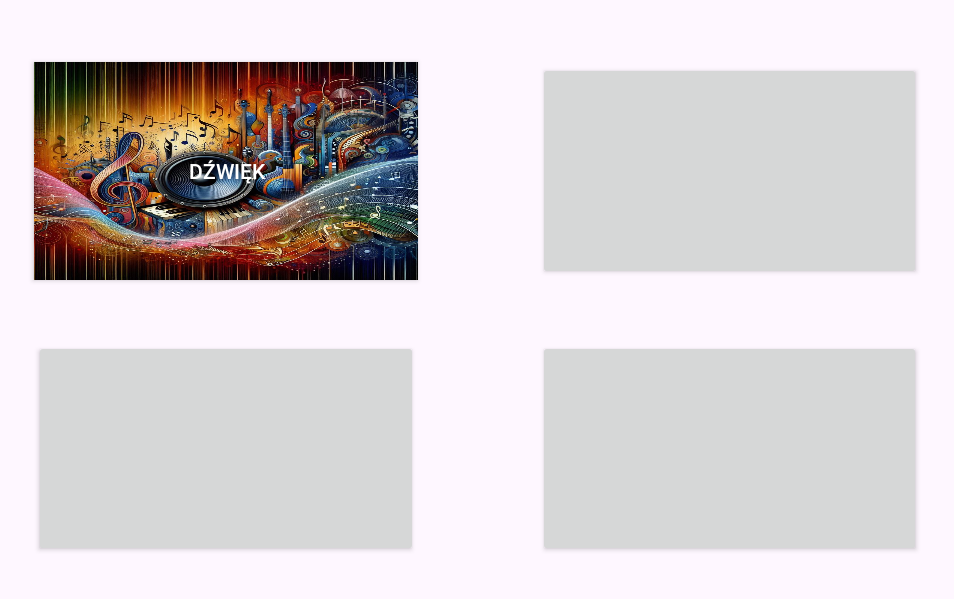
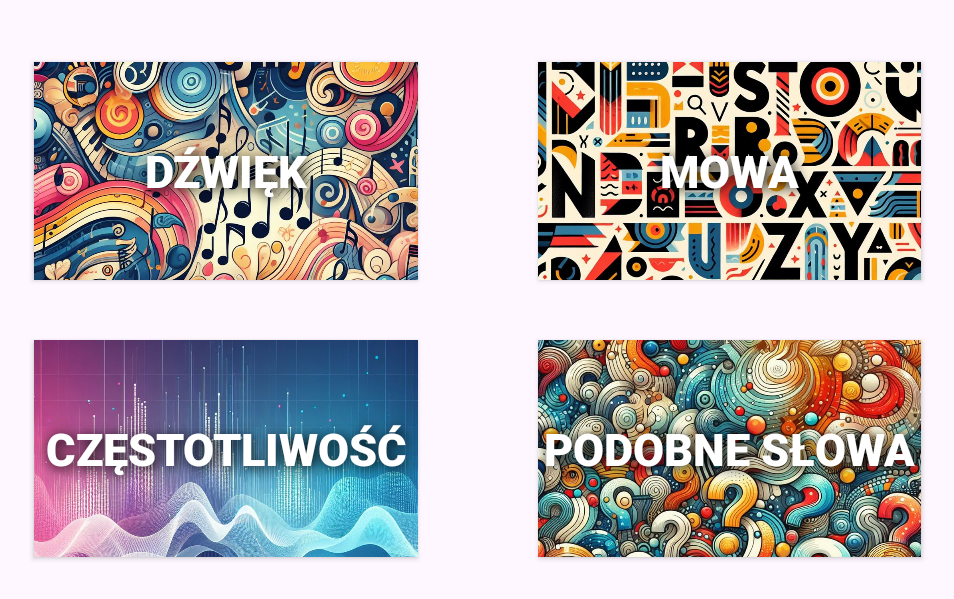
Before and after one commit to MTT1804/Sound-training, an Android app: the screen it shows after launch (MainActivity), on a phone screen of 824 x 412 dp (held sideways). Shown: the top 599 px of the screen, without its empty margins (141-1095 px from the left). Run offline under Robolectric (Android 15) with nearby library versions, the phone set to English and light mode, and no system bars.

Commit message:
Add new background images to main menu buttons

```diff
--- a/app/src/main/java/com/example/soundtraining/MainMenu.java
+++ b/app/src/main/java/com/example/soundtraining/MainMenu.java
@@ -16,6 +16,8 @@ import android.widget.Button;
 import androidx.annotation.NonNull;
 import androidx.annotation.Nullable;
 import androidx.fragment.app.Fragment;
+import androidx.fragment.app.FragmentManager;
+import androidx.fragment.app.FragmentTransaction;
 
 import java.io.IOException;
 import java.io.InputStream;
@@ -24,6 +26,7 @@ public class MainMenu extends Fragment {
     public MainMenu() {
         super(R.layout.main_menu);
     }
+
     View mainView;
 
     public void loadAndSetBackgoundButtonsImages() {
@@ -34,6 +37,24 @@ public class MainMenu extends Fragment {
             stream.close();
             ((Button) mainView.findViewById(R.id.button1)).setBackground(new BitmapDrawable(getResources(), bitmap));
             ((Button) mainView.findViewById(R.id.button1)).setText("Dźwięk");
+
+            stream = manager.open("background/bg_frequency.jpg");
+            bitmap = BitmapFactory.decodeStream(stream);
+            stream.close();
+            ((Button) mainView.findViewById(R.id.button3)).setBackground(new BitmapDrawable(getResources(), bitmap));
+            ((Button) mainView.findViewById(R.id.button3)).setText("Częstotliwość");
+
+            stream = manager.open("background/bg_speech.jpg");
+            bitmap = BitmapFactory.decodeStream(stream);
+            stream.close();
+            ((Button) mainView.findViewById(R.id.button2)).setBackground(new BitmapDrawable(getResources(), bitmap));
+            ((Button) mainView.findViewById(R.id.button2)).setText("Mowa");
+
+            stream = manager.open("background/bg_similar.jpg");
+            bitmap = BitmapFactory.decodeStream(stream);
+            stream.close();
+            ((Button) mainView.findViewById(R.id.button4)).setBackground(new BitmapDrawable(getResources(), bitmap));
+            ((Button) mainView.findViewById(R.id.button4)).setText("Podobne słowa");
         } catch (IOException e) {
             Log.e("AssetError", "Error with opening the background image file");
         }
@@ -52,7 +73,18 @@ public class MainMenu extends Fragment {
                 builder.setItems(R.array.dzwiek, new DialogInterface.OnClickListener() {
                     @Override
                     public void onClick(DialogInterface dialog, int which) {
-
+                        switch (which) {
+                            case 0:
+                                sound module = new sound();
+                                FragmentManager fm = getActivity().getSupportFragmentManager();
+                                FragmentTransaction ft = fm.beginTransaction();
+                                ft.replace(R.id.fragmentContainerView, module);
+                                ft.addToBackStack(null);
+                                ft.commit();
+                                break;
+                            case 1:
+                                break;
+                        }
                     }
                 });
                 builder.create().show();
--- a/app/src/main/res/layout/main_menu.xml
+++ b/app/src/main/res/layout/main_menu.xml
@@ -30,7 +30,8 @@
                 android:layout_marginRight="40dp"
                 android:layout_marginBottom="20dp"
                 android:layout_weight="1"
-                android:textColor="@color/white" />
+                style="@style/ButtonTextStyle"
+                />
 
             <androidx.appcompat.widget.AppCompatButton
                 android:id="@+id/button2"
@@ -40,7 +41,9 @@
                 android:layout_marginTop="20dp"
                 android:layout_marginRight="40dp"
                 android:layout_marginBottom="20dp"
-                android:layout_weight="1" />
+                android:layout_weight="1"
+                style="@style/ButtonTextStyle"
+                />
         </LinearLayout>
 
         <LinearLayout
@@ -57,7 +60,9 @@
                 android:layout_marginTop="20dp"
                 android:layout_marginRight="40dp"
                 android:layout_marginBottom="20dp"
-                android:layout_weight="1" />
+                android:layout_weight="1"
+                style="@style/ButtonTextStyle"
+                />
 
             <androidx.appcompat.widget.AppCompatButton
                 android:id="@+id/button4"
@@ -67,7 +72,9 @@
                 android:layout_marginTop="20dp"
                 android:layout_marginRight="40dp"
                 android:layout_marginBottom="20dp"
-                android:layout_weight="1" />
+                android:layout_weight="1"
+                style="@style/ButtonTextStyle"
+                />
         </LinearLayout>
     </LinearLayout>
 </androidx.constraintlayout.widget.ConstraintLayout>
--- a/app/src/main/res/values/styles.xml
+++ b/app/src/main/res/values/styles.xml
@@ -1,6 +1,12 @@
 <?xml version="1.0" encoding="utf-8"?>
 <resources>
-    <style name="AppCompatButtonRounded" parent="Widget.AppCompat.Button">
-        <item name="android:background">@drawable/button_main_style</item>
+    <style name="ButtonTextStyle" parent="Widget.AppCompat.Button">
+        <item name="android:textColor">@color/white</item>
+        <item name="android:textSize">30dp</item>
+        <item name="android:textStyle">bold</item>
+        <item name="android:shadowColor">@color/black</item>
+        <item name="android:shadowDx">2</item>
+        <item name="android:shadowDy">2</item>
+        <item name="android:shadowRadius">10</item>
     </style>
 </resources>
```
Also changed, not shown: app/src/main/java/com/example/soundtraining/sound.java (added, +25 -0 lines), app/src/main/java/com/example/soundtraining/sound_1x2.java (deleted, +0 -11 lines), app/src/main/assets/background/bg_frequency.jpg (added), app/src/main/assets/background/bg_similar.jpg (added), app/src/main/assets/background/bg_sound.jpg, app/src/main/assets/background/bg_speech.jpg (added), app/src/main/res/layout/sound.xml (renamed from app/src/main/res/layout/sound_1x2.xml).
